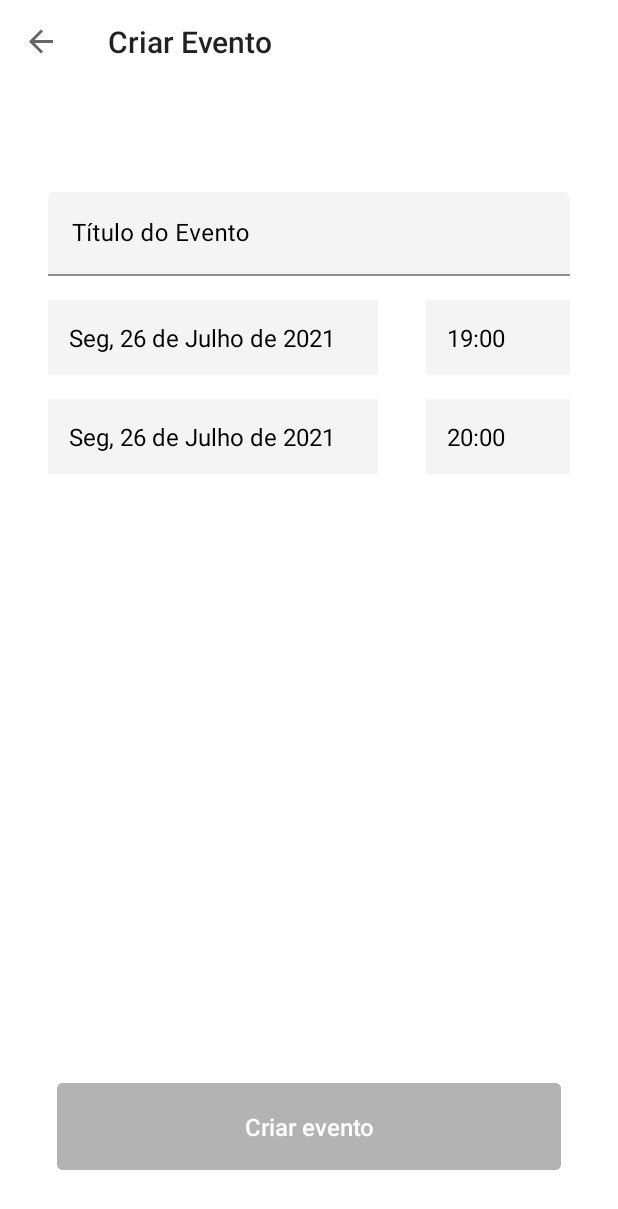
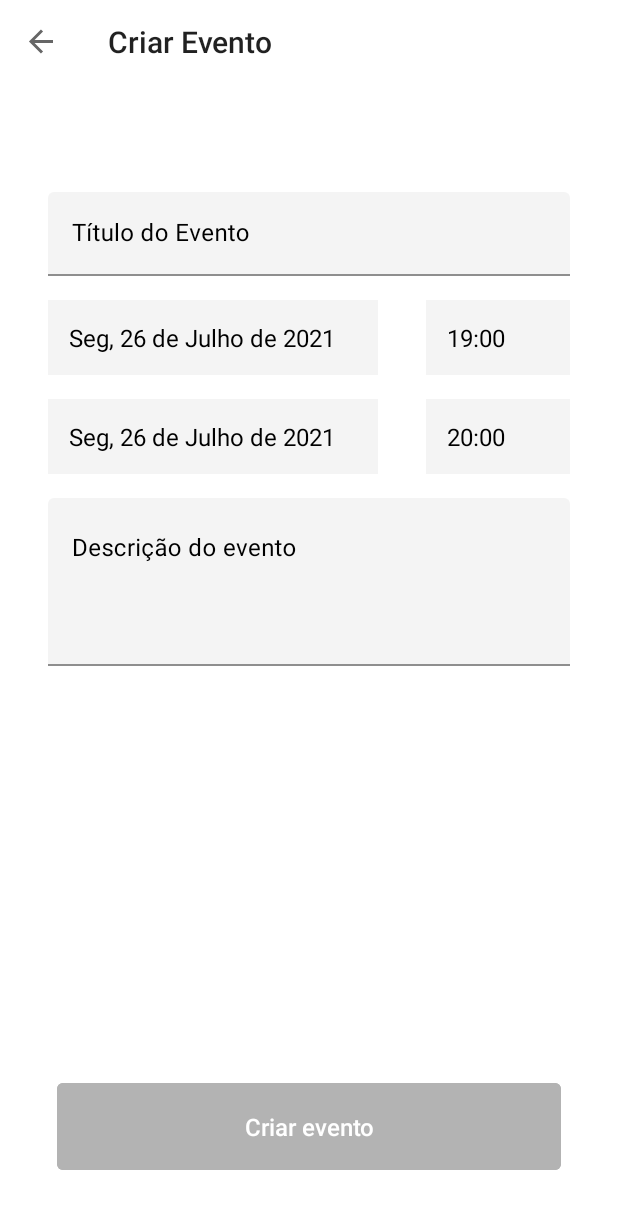
Before and after one commit to PSFREITASUEA/genda, an Android app: the CreateEventFragment screen opened through its navigation route, on a phone screen of 412 x 824 dp. Shown: the top 1209 px of the screen. Run offline under Robolectric (Android 15) with nearby library versions, the phone set to English and light mode, and no system bars; our stand-ins replace navigation-ui.

Commit message:
#Add: Event description layout

```diff
--- a/app/src/main/res/layout/fragment_create_event.xml
+++ b/app/src/main/res/layout/fragment_create_event.xml
@@ -100,6 +100,32 @@
         tools:text="20:00" />
 
 
+    <com.google.android.material.textfield.TextInputLayout
+        android:id="@+id/textInputLayout_event_description"
+        style="@style/Widget.MaterialComponents.TextInputLayout.FilledBox"
+        android:layout_width="0dp"
+        android:layout_height="wrap_content"
+        android:layout_marginTop="16dp"
+        android:hint="Descrição do evento"
+        android:textColorHint="@color/black"
+        app:boxBackgroundColor="@color/grey_f4"
+        app:hintTextColor="@color/black"
+        app:layout_constraintEnd_toEndOf="@id/textView_event_final_time"
+        app:layout_constraintStart_toStartOf="@id/textView_event_final_date"
+        app:layout_constraintTop_toBottomOf="@id/textView_event_final_date">
+
+        <com.google.android.material.textfield.TextInputEditText
+            android:id="@+id/textInputEditText_event_description"
+            android:layout_width="match_parent"
+            android:layout_height="wrap_content"
+            android:gravity="start"
+            android:lines="4"
+            android:textColor="@color/black"
+            android:textSize="16sp" />
+
+    </com.google.android.material.textfield.TextInputLayout>
+
+
     <com.google.android.material.button.MaterialButton
         android:id="@+id/materialButton_create_event"
         style="@style/Widget.MaterialComponents.Button.TextButton"
```
